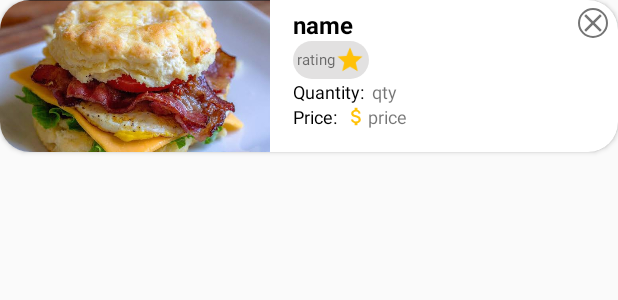
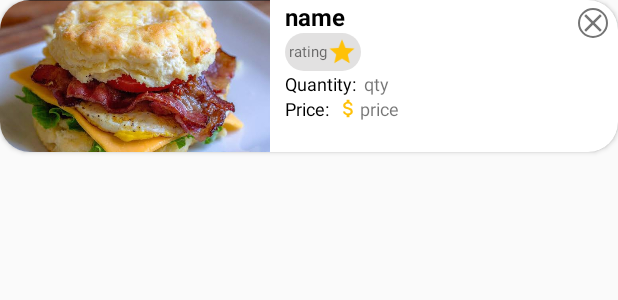
Before and after one commit to abelagaba/Abbys, an Android app: the layout order_ticket.xml on its own in the app's theme, with its tools: preview values and no code run, on a phone screen of 412 x 824 dp. Shown: the top 300 px of the screen. Run offline under Robolectric (Android 15) with nearby library versions, the phone set to English and light mode, and no system bars.

Commit message:
project files

```diff
--- a/app/src/main/java/com/agaba/abbys/CategoryDetailsActivity.kt
+++ b/app/src/main/java/com/agaba/abbys/CategoryDetailsActivity.kt
@@ -12,7 +12,7 @@ import androidx.appcompat.app.AppCompatActivity
 
 var listOfItems =ArrayList<Item>()
 
-var restarted: Boolean = false
+var categoryDetailsRestarted: Boolean = false
 
 var mmsws: Item? = null
 var mmtms: Item? = null
@@ -65,7 +65,7 @@ class CategoryDetailsActivity : AppCompatActivity() {
 
         val bundle=intent.extras
 
-        if(!restarted){
+        if(!categoryDetailsRestarted){
             mmsws = Item(getString(R.string.mmsws), getString(R.string.mmsws_desc), getString(R.string.mmsws_price), getString(R.string.mmsws_cal), getString(R.string.mmsws_ingrd), getString(R.string.mmsws_ratg), R.drawable.minute_maid_strawberry_watermelon_slushie)
             mmtms = Item(getString(R.string.mmtms), getString(R.string.mmtms_desc), getString(R.string.mmtms_price), getString(R.string.mmtms_cal), getString(R.string.mmtms_ingrd), getString(R.string.mmtms_ratg), R.drawable.minute_maid_tropical_mango_slushie)
             cc = Item(getString(R.string.cc), getString(R.string.cc_desc), getString(R.string.cc_price), getString(R.string.cc_cal), getString(R.string.cc_ingrd), getString(R.string.cc_ratg), R.drawable.coca_cola)
@@ -214,7 +214,7 @@ class CategoryDetailsActivity : AppCompatActivity() {
             }
         }
 
-        restarted = true
+        categoryDetailsRestarted = true
     }
 
     override fun onRestart() {
--- a/app/src/main/java/com/agaba/abbys/ItemAdapter.kt
+++ b/app/src/main/java/com/agaba/abbys/ItemAdapter.kt
@@ -25,7 +25,7 @@ class  ItemAdapter: BaseAdapter {
         var itemView= inflator.inflate(R.layout.item_ticket,null)
         var favIcon = itemView.findViewById<ImageView>(R.id.favorite)
         var orderIcon = itemView.findViewById<ImageView>(R.id.addToBag)
-        var itemName = itemView.findViewById<TextView>(R.id.itemName).text.toString()
+        var itemName = item.name!!
         var itemIndex = 0
 
         itemView.findViewById<ImageView>(R.id.itemImage).setImageResource(item.image!!)
--- a/app/src/main/java/com/agaba/abbys/OrderActivity.kt
+++ b/app/src/main/java/com/agaba/abbys/OrderActivity.kt
@@ -18,10 +18,10 @@ class OrderActivity : AppCompatActivity() {
         super.onCreate(savedInstanceState)
         setContentView(R.layout.activity_order)
 
-        var orderAdapter:OrderAdapter? = null
+        var orderAdapter: OrderAdapter
         var totalCharge = findViewById<TextView>(R.id.totalCharge)
         val checkout = findViewById<Button>(R.id.checkout)
-        var total:Float? = null
+        var total:Float? = 0.0f
 
         if(orderList.isEmpty()){
             findViewById<TextView>(R.id.noOrder).visibility = View.VISIBLE
@@ -40,6 +40,7 @@ class OrderActivity : AppCompatActivity() {
             Snackbar.make(checkout, "Cleared", LENGTH_SHORT).show()
 
             orderList.clear()
+
             finish()
             startActivity(intent)
         }
--- a/app/src/main/res/layout/order_ticket.xml
+++ b/app/src/main/res/layout/order_ticket.xml
@@ -27,8 +27,7 @@
             android:layout_width="190dp"
             android:layout_height="wrap_content"
             android:orientation="vertical"
-            android:layout_marginStart="10dp"
-            android:padding="5dp">
+            android:layout_marginStart="10dp">
 
             <TextView
                 android:id="@+id/orderItemName"
@@ -75,7 +74,7 @@
                     android:textSize="12sp"/>
 
                 <TextView
-                    android:id="@+id/orderQuantity"
+                    android:id="@+id/orderItemQuantity"
                     android:layout_width="wrap_content"
                     android:layout_height="wrap_content"
                     android:text="qty"
@@ -103,7 +102,7 @@
                     app:srcCompat="@drawable/ic_baseline_attach_money_24" />
 
                 <TextView
-                    android:id="@+id/orderPrice"
+                    android:id="@+id/orderItemPrice"
                     android:layout_width="wrap_content"
                     android:layout_height="wrap_content"
                     android:text="price"
--- a/app/src/main/res/values/strings.xml
+++ b/app/src/main/res/values/strings.xml
@@ -246,7 +246,7 @@
         Ingredients: Onions.\n\n
     </string>
     <string name="bm_price">5.40</string>
-    <string name="bm_ratg">6.8</string>
+    <string name="bm_ratg">4.8</string>
 
     <string name="qpwc">Quarter Pounder®* with Cheese</string>
     <string name="qpwc_cal">520 <i>Cal.</i></string>
```
Also changed, not shown: app/src/main/java/com/agaba/abbys/FavoritesActivity.kt (+7 -0 lines), app/src/main/java/com/agaba/abbys/ItemDetailsActivity.kt (+5 -4 lines), app/src/main/java/com/agaba/abbys/OrderAdapter.kt (+6 -3 lines), app/src/main/res/layout/activity_item_details.xml (+22 -0 lines).
